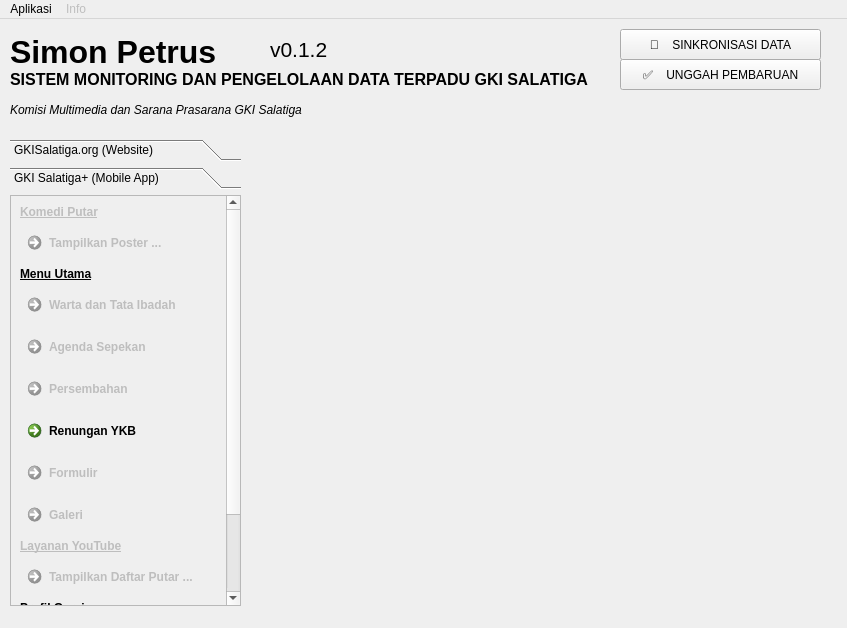
Qt form qtdesigner-ui/screen_main.ui (gkisalatiga/simon-petrus) before a commit.
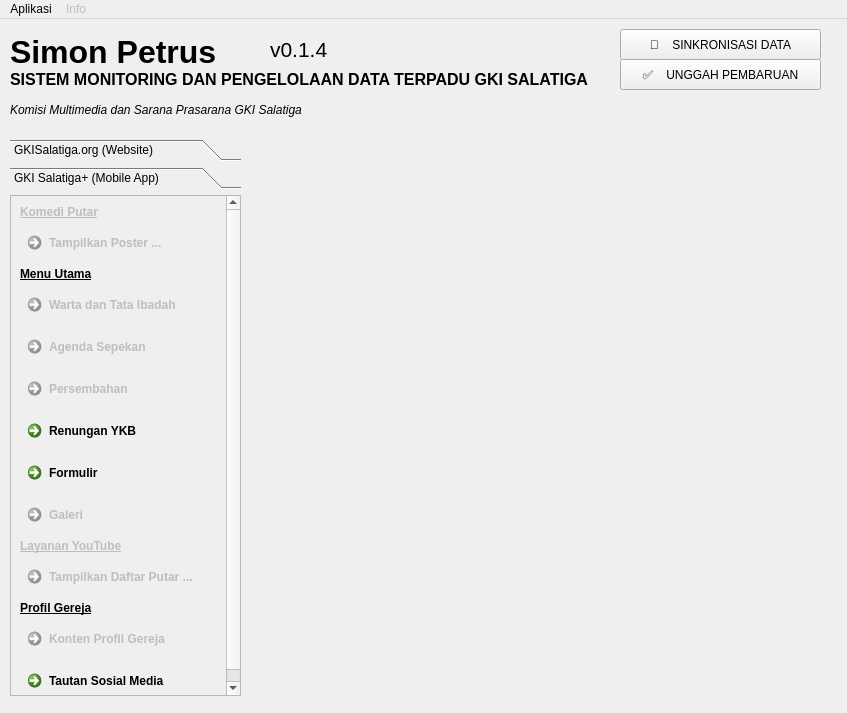
The same form after that commit. The open tabs and pages were chosen to show the change.

Patch:
```diff
--- a/qtdesigner-ui/screen_main.ui
+++ b/qtdesigner-ui/screen_main.ui
@@ -7,7 +7,7 @@
     <x>0</x>
     <y>0</y>
     <width>847</width>
-    <height>628</height>
+    <height>713</height>
    </rect>
   </property>
   <property name="windowTitle">
@@ -20,7 +20,7 @@
       <x>10</x>
       <y>120</y>
       <width>231</width>
-      <height>471</height>
+      <height>561</height>
      </rect>
     </property>
     <property name="frameShape">
@@ -112,8 +112,8 @@
       <rect>
        <x>0</x>
        <y>0</y>
-       <width>231</width>
-       <height>411</height>
+       <width>98</width>
+       <height>28</height>
       </rect>
      </property>
      <attribute name="label">
@@ -128,7 +128,7 @@
         <x>0</x>
         <y>0</y>
         <width>231</width>
-        <height>411</height>
+        <height>501</height>
        </rect>
       </property>
       <property name="sizePolicy">
@@ -154,7 +154,7 @@
         <rect>
          <x>0</x>
          <y>0</y>
-         <width>215</width>
+         <width>193</width>
          <height>520</height>
         </rect>
        </property>
@@ -240,7 +240,7 @@
         <item>
          <widget class="QCommandLinkButton" name="commandLinkButton_6">
           <property name="enabled">
-           <bool>false</bool>
+           <bool>true</bool>
           </property>
           <property name="text">
            <string>Formulir</string>
@@ -388,7 +388,7 @@
      </font>
     </property>
     <property name="text">
-     <string>v0.1.2</string>
+     <string>v0.1.4</string>
     </property>
     <property name="alignment">
      <set>Qt::AlignLeading|Qt::AlignLeft|Qt::AlignVCenter</set>
@@ -413,7 +413,7 @@
       <x>250</x>
       <y>120</y>
       <width>581</width>
-      <height>471</height>
+      <height>561</height>
      </rect>
     </property>
     <layout class="QGridLayout" name="fragment_layout"/>
```
Left out of the diff: 8 changed lines with no effect on the pictures.
